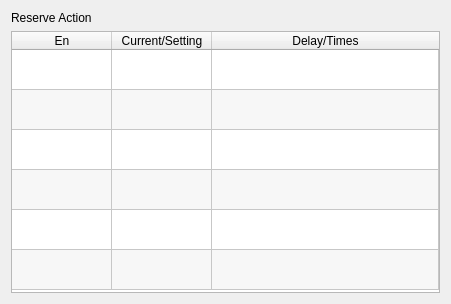
This is hcinstruction/icpneumaticactionpage.ui in dongdong-2009/3-5AxisRobot as Qt 5 draws it before an edit. The edited form follows.
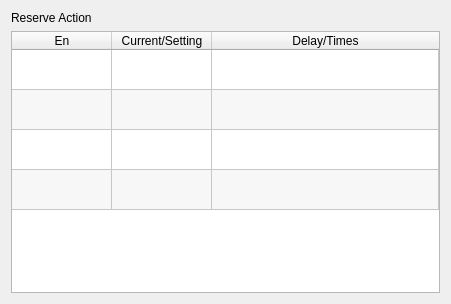
This is the edited form. Icons and pictures are not drawn. Custom widgets are drawn as their Qt base class.

Diff of the .ui file:
```diff
--- a/hcinstruction/icpneumaticactionpage.ui
+++ b/hcinstruction/icpneumaticactionpage.ui
@@ -125,16 +125,6 @@
        <string>Reserve4</string>
       </property>
      </row>
-     <row>
-      <property name="text">
-       <string>Reserve5</string>
-      </property>
-     </row>
-     <row>
-      <property name="text">
-       <string>Reserve6</string>
-      </property>
-     </row>
      <column>
       <property name="text">
        <string>En</string>
@@ -205,32 +195,6 @@
        <string/>
       </property>
      </item>
-     <item row="4" column="0">
-      <property name="text">
-       <string/>
-      </property>
-      <property name="checkState">
-       <enum>Unchecked</enum>
-      </property>
-     </item>
-     <item row="4" column="1">
-      <property name="text">
-       <string/>
-      </property>
-     </item>
-     <item row="5" column="0">
-      <property name="text">
-       <string/>
-      </property>
-      <property name="checkState">
-       <enum>Unchecked</enum>
-      </property>
-     </item>
-     <item row="5" column="1">
-      <property name="text">
-       <string/>
-      </property>
-     </item>
     </widget>
    </item>
   </layout>
```
